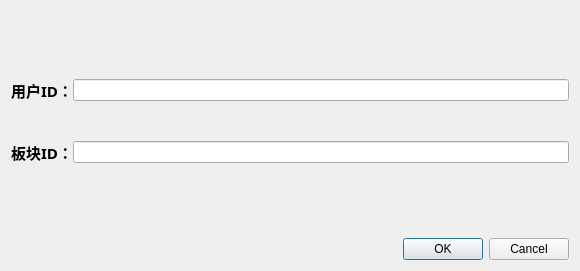
First picture: the form in appoint.ui, repository snailccc/Forum, before the edit.
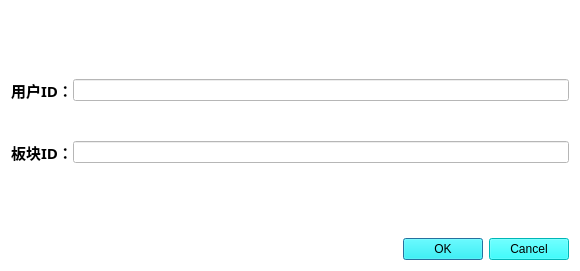
Second picture: the form after the edit.

Commit message: change the style form

```diff
--- a/appoint.ui
+++ b/appoint.ui
@@ -13,6 +13,9 @@
   <property name="windowTitle">
    <string>Dialog</string>
   </property>
+  <property name="styleSheet">
+   <string notr="true">background-color: rgb(255, 255, 255);</string>
+  </property>
   <layout class="QGridLayout" name="gridLayout">
    <item row="0" column="0">
     <layout class="QFormLayout" name="mainLayout">
@@ -71,6 +74,9 @@
    </item>
    <item row="1" column="0">
     <widget class="QDialogButtonBox" name="buttonBox">
+     <property name="styleSheet">
+      <string notr="true">background-color: rgb(0, 255, 255);</string>
+     </property>
      <property name="orientation">
       <enum>Qt::Horizontal</enum>
      </property>
```
The commit also changes 15 other files.
